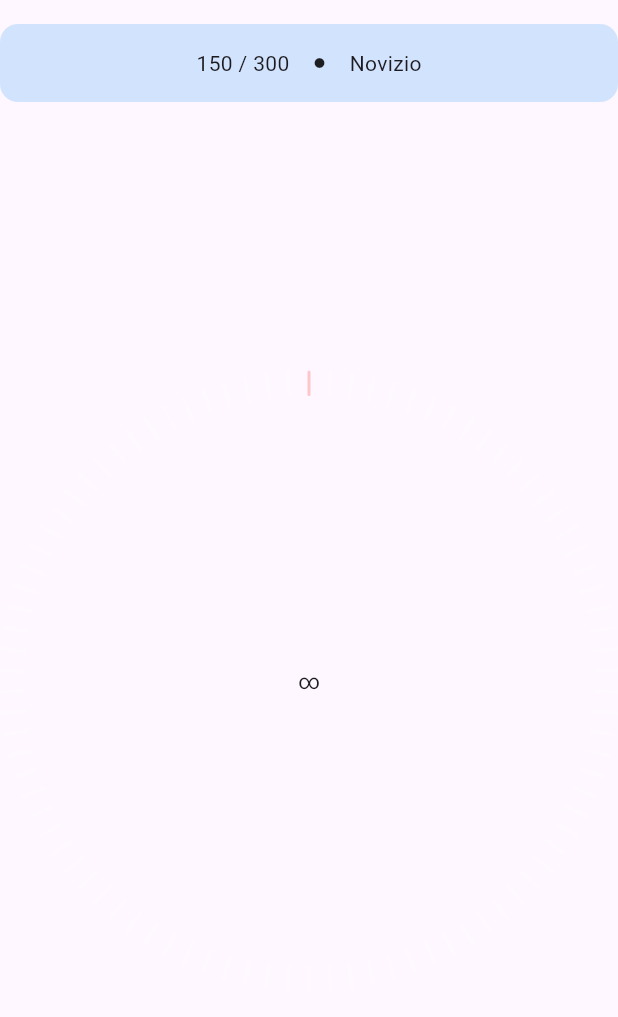
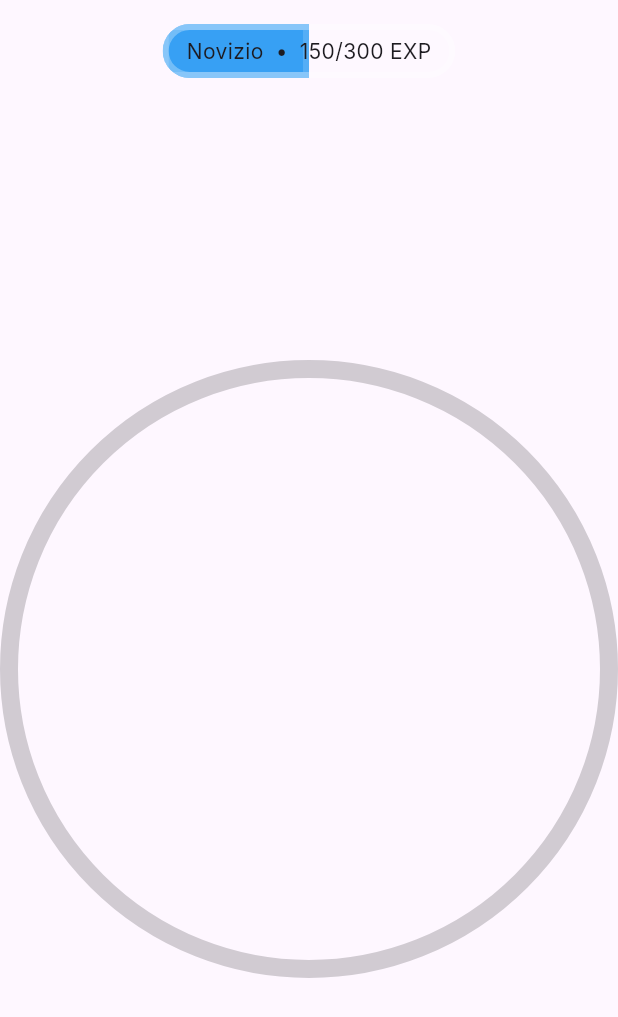
Before and after one commit to Colo1013/mangaFlow, a Flutter app: the FocusdojoView screen opened directly, on a phone screen of 412 x 824 dp. Shown: the top 1017 px of the screen. Run offline on Flutter 3.47's test engine with Material 3 defaults, Android fonts, the phone set to English and light mode, and no system bars; our stand-ins replace cached_network_image, flutter_riverpod, google_fonts, palette_generator, riverpod_annotation, sqflite and 1 more; accounts and stored records are empty; generated files the repository leaves out were written again.

Commit message:
anello modificato

```diff
--- a/lib/features/focus_dojo/focusdojo_view.dart
+++ b/lib/features/focus_dojo/focusdojo_view.dart
@@ -4,7 +4,6 @@ import 'package:flutter/material.dart';
 import 'package:flutter_riverpod/flutter_riverpod.dart';
 import 'package:mangaflow/features/focus_dojo/widgets/exp_pill.dart';
 import 'package:mangaflow/features/focus_dojo/widgets/focus_ring_painter.dart';
-import 'package:mangaflow/theme/app_sizes.dart';
 
 class FocusdojoView extends ConsumerStatefulWidget {
   const FocusdojoView({super.key});
@@ -13,21 +12,47 @@ class FocusdojoView extends ConsumerStatefulWidget {
   ConsumerState<FocusdojoView> createState() => _FocusdojoViewState();
 }
 
-class _FocusdojoViewState extends ConsumerState<FocusdojoView> {
-  Duration durata = Duration();
-  static const Duration durataMax = Duration(hours: 1);
+class _FocusdojoViewState extends ConsumerState<FocusdojoView>
+    with SingleTickerProviderStateMixin {
+  static const Duration _durataMax = Duration(hours: 1);
+  double _progressione = 0.0;
+  double _progressioneTarget = 0.0;
+  double _progressioneInizio = 0.0;
   final _ringKey = GlobalKey();
+
+  late AnimationController _controller;
+
+  @override
+  void initState() {
+    super.initState();
+    _controller = AnimationController(
+      vsync: this,
+      duration: const Duration(milliseconds: 200),
+    );
+    _controller.addListener(() {
+      setState(() {
+        _progressione =
+            _progressioneInizio +
+            (_progressioneTarget - _progressioneInizio) * _controller.value;
+      });
+    });
+  }
+
+  @override
+  void dispose() {
+    _controller.dispose();
+    super.dispose();
+  }
 
   @override
   Widget build(BuildContext context) {
-    final appSizes = Theme.of(context).extension<AppSizeExtension>()!;
-
+    final colorScheme = Theme.of(context).colorScheme;
     return Scaffold(
       body: SafeArea(
         child: Column(
           mainAxisAlignment: MainAxisAlignment.start,
           children: [
-            SizedBox(height: 16),
+            const SizedBox(height: 16),
             ExpPill(
               data: ExpMockData(
                 grado: "Novizio",
@@ -36,45 +61,24 @@ class _FocusdojoViewState extends ConsumerState<FocusdojoView> {
                 coloreSfondo: Colors.blue,
               ),
             ),
-            SizedBox(height: 16),
+            const SizedBox(height: 16),
             Expanded(
               child: GestureDetector(
-                onPanUpdate: (details) {
-                  final size =
-                      (_ringKey.currentContext!.findRenderObject() as RenderBox)
-                          .size;
-                  final dx = details.localPosition.dx - size.width / 2;
-                  final dy = details.localPosition.dy - size.height / 2;
-                  final angolo = atan2(dy, dx);
-                  final progressione = (angolo + pi / 2) % (2 * pi) / (2 * pi);
-                  setState(() {
-                    final minuti = (durataMax.inSeconds * progressione / 60)
-                        .round();
-                    durata = Duration(minutes: minuti);
-                  });
-                  print(
-                    "${details.localPosition} ; ${size}; progressione ${progressione}",
-                  );
-                },
-                child: Stack(
-                  alignment: Alignment.center,
-                  children: [
-                    AspectRatio(
-                      key: _ringKey,
-                      aspectRatio: 1,
-                      child: CustomPaint(
-                        painter: FocusRingPainter(
-                          progressione: durata.inSeconds / durataMax.inSeconds,
-                        ),
+                onPanStart: (details) => _onPanStart(details),
+                onPanUpdate: (details) => _onPanUpdate(details),
+                onPanEnd: (details) => _onPanEnd(details),
+                child: Center(
+                  child: AspectRatio(
+                    aspectRatio: 1.0,
+                    key: _ringKey,
+                    child: CustomPaint(
+                      painter: FocusRingPainter(
+                        progressione: _progressione,
+                        activeColor: colorScheme.primary,
+                        inactiveColor: colorScheme.onSurface,
                       ),
                     ),
-
-                    Text(
-                      durata.inMinutes == 0
-                          ? "∞"
-                          : "${durata.inMinutes} : ${durata.inSeconds % 60}",
-                    ),
-                  ],
+                  ),
                 ),
               ),
             ),
@@ -83,4 +87,31 @@ class _FocusdojoViewState extends ConsumerState<FocusdojoView> {
       ),
     );
   }
+
+  void _onPanStart(DragStartDetails details) {
+    _controller.stop();
+  }
+
+  void _onPanUpdate(DragUpdateDetails details) {
+    final pos = details.localPosition;
+    final size =
+        (_ringKey.currentContext!.findRenderObject() as RenderBox).size;
+
+    final dx = pos.dx - size.width / 2;
+    final dy = pos.dy - size.height / 2;
+
+    final angolo = (atan2(dy, dx) + pi / 2) % (2 * pi);
+
+    setState(() {
+      _progressione = angolo / (2 * pi);
+    });
+  }
+
+  void _onPanEnd(DragEndDetails details) {
+    _progressioneInizio = _progressione;
+    const double passo = 5 / 60;
+    _progressioneTarget = (_progressioneInizio / passo).roundToDouble() * passo;
+    _controller.reset();
+    _controller.forward();
+  }
 }
--- a/lib/features/focus_dojo/widgets/exp_pill.dart
+++ b/lib/features/focus_dojo/widgets/exp_pill.dart
@@ -1,5 +1,4 @@
 import 'dart:ui';
-
 import 'package:flutter/material.dart';
 import 'package:mangaflow/theme/app_sizes.dart';
 
@@ -24,30 +23,62 @@ class ExpPill extends StatelessWidget {
   @override
   Widget build(BuildContext context) {
     final appSizes = Theme.of(context).extension<AppSizeExtension>()!;
+    final progressione = data.expAttuali / data.expTotali;
+
     return Center(
-      child: SafeArea(
-        child: ClipRRect(
-          borderRadius: BorderRadius.circular(appSizes.smallradius),
-          child: BackdropFilter(
-            filter: ImageFilter.blur(sigmaX: 10.0, sigmaY: 10.0),
-            child: Container(
-              width: double.infinity,
+      child: ClipRRect(
+        borderRadius: BorderRadius.circular(100),
+        child: Stack(
+          alignment: Alignment.centerLeft,
+          children: [
+            Positioned.fill(
+              child: BackdropFilter(
+                filter: ImageFilter.blur(sigmaX: 10.0, sigmaY: 10.0),
+                child: Container(color: Colors.white.withValues(alpha: 0.15)),
+              ),
+            ),
+            Positioned.fill(
+              child: FractionallySizedBox(
+                alignment: Alignment.centerLeft,
+                widthFactor: progressione,
+                child: Container(
+                  foregroundDecoration: BoxDecoration(
+                    color: data.coloreSfondo.withValues(alpha: 0.9),
+                    border: Border.all(
+                      color: Colors.white.withValues(alpha: 0.15),
+                      width: 4,
+                    ),
+                  ),
+                ),
+              ),
+            ),
+            Padding(
               padding: EdgeInsets.symmetric(
-                horizontal: appSizes.small,
-                vertical: appSizes.medium,
+                horizontal: appSizes.medium,
+                vertical: appSizes.small,
               ),
-              color: data.coloreSfondo.withValues(alpha: 0.2),
               child: Row(
-                mainAxisAlignment: MainAxisAlignment.center,
-                spacing: appSizes.medium,
+                mainAxisSize: MainAxisSize.min,
+                spacing: appSizes.small,
                 children: [
-                  Text("${data.expAttuali} / ${data.expTotali}"),
-                  Icon(Icons.circle, size: appSizes.small),
                   Text(data.grado),
+                  Text("•"),
+                  Text("${data.expAttuali}/${data.expTotali} EXP"),
                 ],
               ),
             ),
-          ),
+            Positioned.fill(
+              child: Container(
+                decoration: BoxDecoration(
+                  borderRadius: BorderRadius.circular(100),
+                  border: Border.all(
+                    width: 4,
+                    color: Colors.white.withValues(alpha: 0.30),
+                  ),
+                ),
+              ),
+            ),
+          ],
         ),
       ),
     );
--- a/lib/theme/mangaquestapp.dart
+++ b/lib/theme/mangaquestapp.dart
@@ -1,4 +1,5 @@
 import 'package:flutter/material.dart';
+import 'package:google_fonts/google_fonts.dart';
 import "app_sizes.dart";
 
 class Mangaquestapp extends StatelessWidget {
@@ -10,6 +11,7 @@ class Mangaquestapp extends StatelessWidget {
   Widget build(BuildContext context) {
     return MaterialApp(
       theme: ThemeData(
+        textTheme: GoogleFonts.interTextTheme(),
         useMaterial3: true,
         colorScheme: ColorScheme.fromSeed(
           seedColor: Colors.deepPurple,
@@ -25,6 +27,7 @@ class Mangaquestapp extends StatelessWidget {
         ],
       ),
       darkTheme: ThemeData(
+        textTheme: GoogleFonts.interTextTheme(ThemeData.dark().textTheme),
         useMaterial3: true,
         colorScheme: ColorScheme.fromSeed(
           seedColor: Colors.blueAccent,
--- a/pubspec.yaml
+++ b/pubspec.yaml
@@ -44,6 +44,7 @@ dependencies:
   riverpod_annotation: ^4.0.2
   sqflite_common_ffi: ^2.4.0+2
   palette_generator: ^0.3.3+7
+  google_fonts: ^8.0.2
 dev_dependencies:
   flutter_test:
     sdk: flutter
```
Also changed, not shown: lib/features/focus_dojo/widgets/focus_circle.dart (added, +35 -0 lines), lib/features/focus_dojo/widgets/focus_ring_painter.dart (+39 -36 lines), pubspec.lock.
